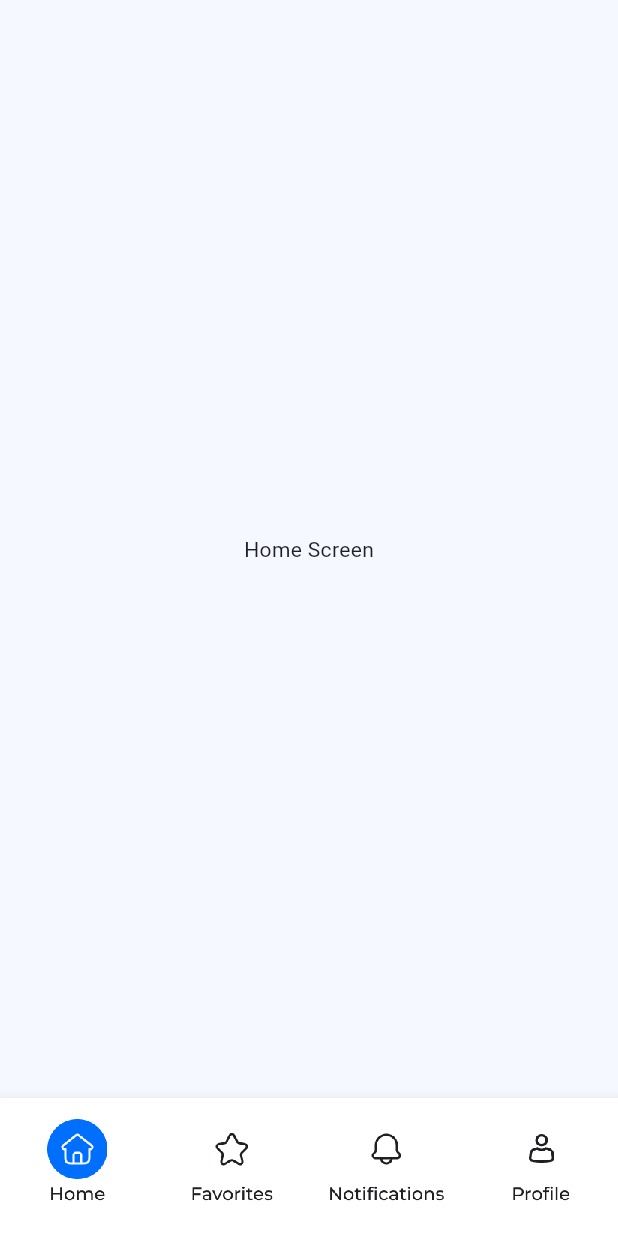
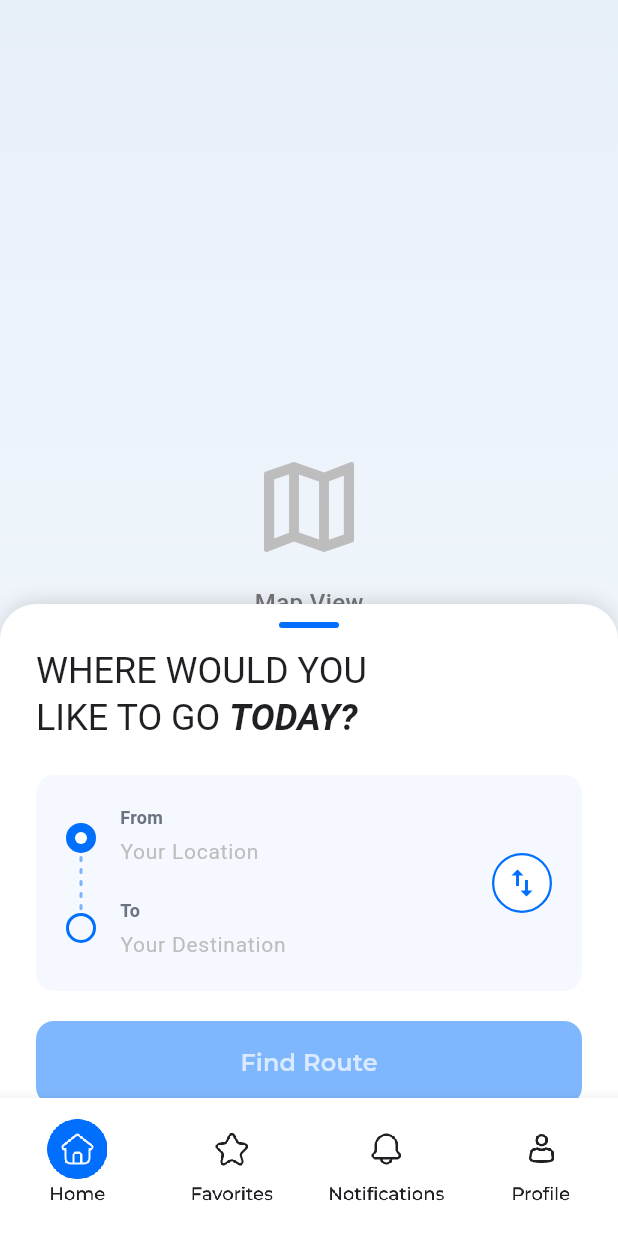
Before and after one commit to athenavillarin/lugar_app, a Flutter app: the screen it shows after launch, after a tap on "Let's go!", after a tap on "As Guest", on a phone screen of 412 x 824 dp. Run offline on Flutter 3.47's test engine with Material 3 defaults, Android fonts, the phone set to English and light mode, and no system bars; our stand-ins replace firebase_core; accounts and stored records are empty; project files that could hold a hidden picture were left out.

Commit message:
feat(home-screen): refactor HomeScreen widgets and update Firebase/web compatibility

```diff
--- a/lib/main.dart
+++ b/lib/main.dart
@@ -1,4 +1,5 @@
 import 'package:flutter/material.dart';
+import 'package:flutter/foundation.dart' show kIsWeb;
 import 'package:firebase_core/firebase_core.dart';
 import 'screens/auth/splash_screen.dart';
 import 'screens/auth/login_screen.dart';
@@ -7,7 +8,9 @@ import 'screens/app_shell.dart';
 
 void main() async {
   WidgetsFlutterBinding.ensureInitialized();
-  await Firebase.initializeApp();
+  if (!kIsWeb) {
+    await Firebase.initializeApp();
+  }
   runApp(MyApp());
 }
 
--- a/lib/screens/home/home_screen.dart
+++ b/lib/screens/home/home_screen.dart
@@ -1,16 +1,65 @@
 import 'package:flutter/material.dart';
+import 'map_placeholder.dart';
+import 'route_sheet.dart';
 
-class HomeScreen extends StatelessWidget {
+class HomeScreen extends StatefulWidget {
   const HomeScreen({super.key});
 
   @override
+  State<HomeScreen> createState() => _HomeScreenState();
+}
+
+class _HomeScreenState extends State<HomeScreen> {
+  final TextEditingController _fromController = TextEditingController();
+  final TextEditingController _toController = TextEditingController();
+
+  @override
+  void initState() {
+    super.initState();
+    _fromController.addListener(() => setState(() {}));
+    _toController.addListener(() => setState(() {}));
+  }
+
+  @override
+  void dispose() {
+    _fromController.dispose();
+    _toController.dispose();
+    super.dispose();
+  }
+
+  bool get _isFormValid =>
+      _fromController.text.trim().isNotEmpty &&
+      _toController.text.trim().isNotEmpty;
+
+  void _swapLocations() {
+    final temp = _fromController.text;
+    _fromController.text = _toController.text;
+    _toController.text = temp;
+  }
+
+  void _findRoute() {
+    if (_isFormValid) {
+      ScaffoldMessenger.of(
+        context,
+      ).showSnackBar(const SnackBar(content: Text('Finding route...')));
+      // TODO: Implement route finding logic / navigation
+    }
+  }
+
+  @override
   Widget build(BuildContext context) {
-    final theme = Theme.of(context);
-
     return Scaffold(
-      backgroundColor: theme.scaffoldBackgroundColor,
-      body: Center(
-        child: Text('Home Screen', style: theme.textTheme.bodyMedium),
+      body: Stack(
+        children: [
+          const MapPlaceholder(),
+          RouteSheet(
+            fromController: _fromController,
+            toController: _toController,
+            isFormValid: _isFormValid,
+            onSwap: _swapLocations,
+            onFindRoute: _findRoute,
+          ),
+        ],
       ),
     );
   }
--- /dev/null
+++ b/lib/screens/home/map_placeholder.dart
@@ -0,0 +1,42 @@
+import 'package:flutter/material.dart';
+
+class MapPlaceholder extends StatelessWidget {
+  const MapPlaceholder({super.key});
+
+  @override
+  Widget build(BuildContext context) {
+    return Container(
+      width: double.infinity,
+      height: double.infinity,
+      decoration: const BoxDecoration(
+        gradient: LinearGradient(
+          begin: Alignment.topCenter,
+          end: Alignment.bottomCenter,
+          colors: [Color(0xFFE8F0F7), Color(0xFFF5F8FF)],
+        ),
+      ),
+      child: Center(
+        child: Column(
+          mainAxisAlignment: MainAxisAlignment.center,
+          children: [
+            Icon(Icons.map_outlined, size: 80, color: Colors.grey[400]),
+            const SizedBox(height: 12),
+            Text(
+              'Map View',
+              style: TextStyle(
+                fontSize: 16,
+                color: Colors.grey[600],
+                fontWeight: FontWeight.w500,
+              ),
+            ),
+            const SizedBox(height: 4),
+            Text(
+              'Google Maps integration pending',
+              style: TextStyle(fontSize: 12, color: Colors.grey[500]),
+            ),
+          ],
+        ),
+      ),
+    );
+  }
+}
--- /dev/null
+++ b/lib/screens/home/route_sheet.dart
@@ -0,0 +1,315 @@
+import 'package:flutter/material.dart';
+
+class RouteSheet extends StatelessWidget {
+  const RouteSheet({
+    super.key,
+    required this.fromController,
+    required this.toController,
+    required this.isFormValid,
+    required this.onSwap,
+    required this.onFindRoute,
+  });
+
+  final TextEditingController fromController;
+  final TextEditingController toController;
+  final bool isFormValid;
+  final VoidCallback onSwap;
+  final VoidCallback onFindRoute;
+
+  @override
+  Widget build(BuildContext context) {
+    final theme = Theme.of(context);
+    final primaryBlue = theme.colorScheme.primary;
+
+    return DraggableScrollableSheet(
+      initialChildSize: 0.45,
+      minChildSize: 0.4,
+      maxChildSize: 0.85,
+      builder: (context, scrollController) {
+        return Container(
+          decoration: const BoxDecoration(
+            color: Colors.white,
+            borderRadius: BorderRadius.only(
+              topLeft: Radius.circular(24),
+              topRight: Radius.circular(24),
+            ),
+            boxShadow: [
+              BoxShadow(
+                color: Colors.black12,
+                blurRadius: 10,
+                offset: Offset(0, -2),
+              ),
+            ],
+          ),
+          child: ListView(
+            controller: scrollController,
+            padding: EdgeInsets.zero,
+            children: [
+              Center(
+                child: Container(
+                  margin: const EdgeInsets.symmetric(vertical: 12),
+                  width: 40,
+                  height: 4,
+                  decoration: BoxDecoration(
+                    color: primaryBlue,
+                    borderRadius: BorderRadius.circular(2),
+                  ),
+                ),
+              ),
+              Padding(
+                padding: const EdgeInsets.symmetric(horizontal: 24),
+                child: Column(
+                  crossAxisAlignment: CrossAxisAlignment.start,
+                  children: [
+                    _Title(),
+                    const SizedBox(height: 24),
+                    _InputForm(
+                      primaryBlue: primaryBlue,
+                      fromController: fromController,
+                      toController: toController,
+                      onSwap: onSwap,
+                    ),
+                    const SizedBox(height: 20),
+                    _FindRouteButton(
+                      primaryBlue: primaryBlue,
+                      isEnabled: isFormValid,
+                      onPressed: onFindRoute,
+                    ),
+                    const SizedBox(height: 24),
+                  ],
+                ),
+              ),
+            ],
+          ),
+        );
+      },
+    );
+  }
+}
+
+class _Title extends StatelessWidget {
+  @override
+  Widget build(BuildContext context) {
+    return RichText(
+      text: const TextSpan(
+        style: TextStyle(
+          fontSize: 24,
+          height: 1.3,
+          color: Color(0xFF1F2024),
+          fontFamily: 'Montserrat',
+        ),
+        children: [
+          TextSpan(
+            text: 'WHERE WOULD YOU\nLIKE TO GO ',
+            style: TextStyle(fontWeight: FontWeight.w400),
+          ),
+          TextSpan(
+            text: 'TODAY?',
+            style: TextStyle(
+              fontWeight: FontWeight.w700,
+              fontStyle: FontStyle.italic,
+            ),
+          ),
+        ],
+      ),
+    );
+  }
+}
+
+class _InputForm extends StatelessWidget {
+  const _InputForm({
+    required this.primaryBlue,
+    required this.fromController,
+    required this.toController,
+    required this.onSwap,
+  });
+
+  final Color primaryBlue;
+  final TextEditingController fromController;
+  final TextEditingController toController;
+  final VoidCallback onSwap;
+
+  @override
+  Widget build(BuildContext context) {
+    return Container(
+      padding: const EdgeInsets.all(20),
+      decoration: BoxDecoration(
+        color: const Color(0xFFF5F8FF),
+        borderRadius: BorderRadius.circular(12),
+      ),
+      child: Row(
+        children: [
+          Column(
+            children: [
+              Container(
+                width: 20,
+                height: 20,
+                decoration: BoxDecoration(
+                  shape: BoxShape.circle,
+                  border: Border.all(color: primaryBlue, width: 2),
+                  color: primaryBlue,
+                ),
+                child: Center(
+                  child: Container(
+                    width: 8,
+                    height: 8,
+                    decoration: const BoxDecoration(
+                      shape: BoxShape.circle,
+                      color: Colors.white,
+                    ),
+                  ),
+                ),
+              ),
+              Column(
+                children: List.generate(
+                  5,
+                  (index) => Container(
+                    margin: const EdgeInsets.symmetric(vertical: 2),
+                    width: 2,
+                    height: 4,
+                    decoration: BoxDecoration(
+                      color: primaryBlue.withOpacity(0.5),
+                      borderRadius: BorderRadius.circular(1),
+                    ),
+                  ),
+                ),
+              ),
+              Container(
+                width: 20,
+                height: 20,
+                decoration: BoxDecoration(
+                  shape: BoxShape.circle,
+                  border: Border.all(color: primaryBlue, width: 2),
+                  color: Colors.transparent,
+                ),
+              ),
+            ],
+          ),
+          const SizedBox(width: 16),
+          Expanded(
+            child: Column(
+              children: [
+                _InputField(
+                  label: 'From',
+                  placeholder: 'Your Location',
+                  controller: fromController,
+                ),
+                const SizedBox(height: 20),
+                _InputField(
+                  label: 'To',
+                  placeholder: 'Your Destination',
+                  controller: toController,
+                ),
+              ],
+            ),
+          ),
+          const SizedBox(width: 12),
+          InkWell(
+            onTap: onSwap,
+            borderRadius: BorderRadius.circular(20),
+            child: Container(
+              width: 40,
+              height: 40,
+              decoration: BoxDecoration(
+                shape: BoxShape.circle,
+                border: Border.all(color: primaryBlue, width: 1.5),
+                color: Colors.white,
+              ),
+              child: Icon(Icons.swap_vert, color: primaryBlue, size: 24),
+            ),
+          ),
+        ],
+      ),
+    );
+  }
+}
+
+class _InputField extends StatelessWidget {
+  const _InputField({
+    required this.label,
+    required this.placeholder,
+    required this.controller,
+  });
+
+  final String label;
+  final String placeholder;
+  final TextEditingController controller;
+
+  @override
+  Widget build(BuildContext context) {
+    return Column(
+      crossAxisAlignment: CrossAxisAlignment.start,
+      children: [
+        Text(
+          label,
+          style: const TextStyle(
+            fontSize: 12,
+            fontWeight: FontWeight.w600,
+            color: Color(0xFF6B7280),
+          ),
+        ),
+        const SizedBox(height: 4),
+        TextField(
+          controller: controller,
+          style: const TextStyle(
+            fontSize: 14,
+            fontWeight: FontWeight.w500,
+            color: Color(0xFF1F2024),
+          ),
+          decoration: InputDecoration(
+            hintText: placeholder,
+            hintStyle: TextStyle(
+              fontSize: 14,
+              fontWeight: FontWeight.w400,
+              color: Colors.grey[400],
+            ),
+            border: InputBorder.none,
+            isDense: true,
+            contentPadding: EdgeInsets.zero,
+          ),
+        ),
+      ],
+    );
+  }
+}
+
+class _FindRouteButton extends StatelessWidget {
+  const _FindRouteButton({
+    required this.primaryBlue,
+    required this.isEnabled,
+    required this.onPressed,
+  });
+
+  final Color primaryBlue;
+  final bool isEnabled;
+  final VoidCallback onPressed;
+
+  @override
+  Widget build(BuildContext context) {
+    return SizedBox(
+      width: double.infinity,
+      height: 56,
+      child: ElevatedButton(
+        onPressed: isEnabled ? onPressed : null,
+        style: ElevatedButton.styleFrom(
+          backgroundColor: primaryBlue,
+          foregroundColor: Colors.white,
+          disabledBackgroundColor: primaryBlue.withOpacity(0.5),
+          disabledForegroundColor: Colors.white.withOpacity(0.7),
+          shape: RoundedRectangleBorder(
+            borderRadius: BorderRadius.circular(12),
+          ),
+          elevation: 0,
+        ),
+        child: const Text(
+          'Find Route',
+          style: TextStyle(
+            fontSize: 16,
+            fontWeight: FontWeight.w600,
+            fontFamily: 'Montserrat',
+          ),
+        ),
+      ),
+    );
+  }
+}
```
Also changed, not shown: pubspec.yaml (+8 -8 lines).
